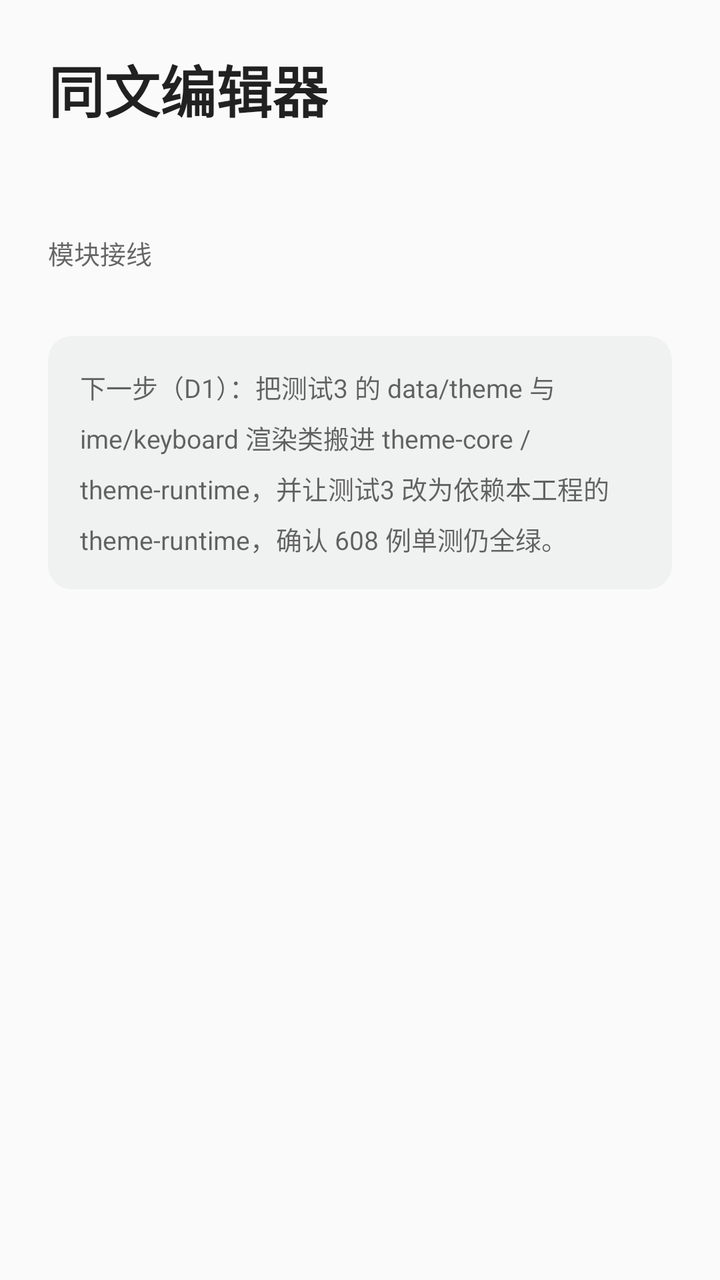
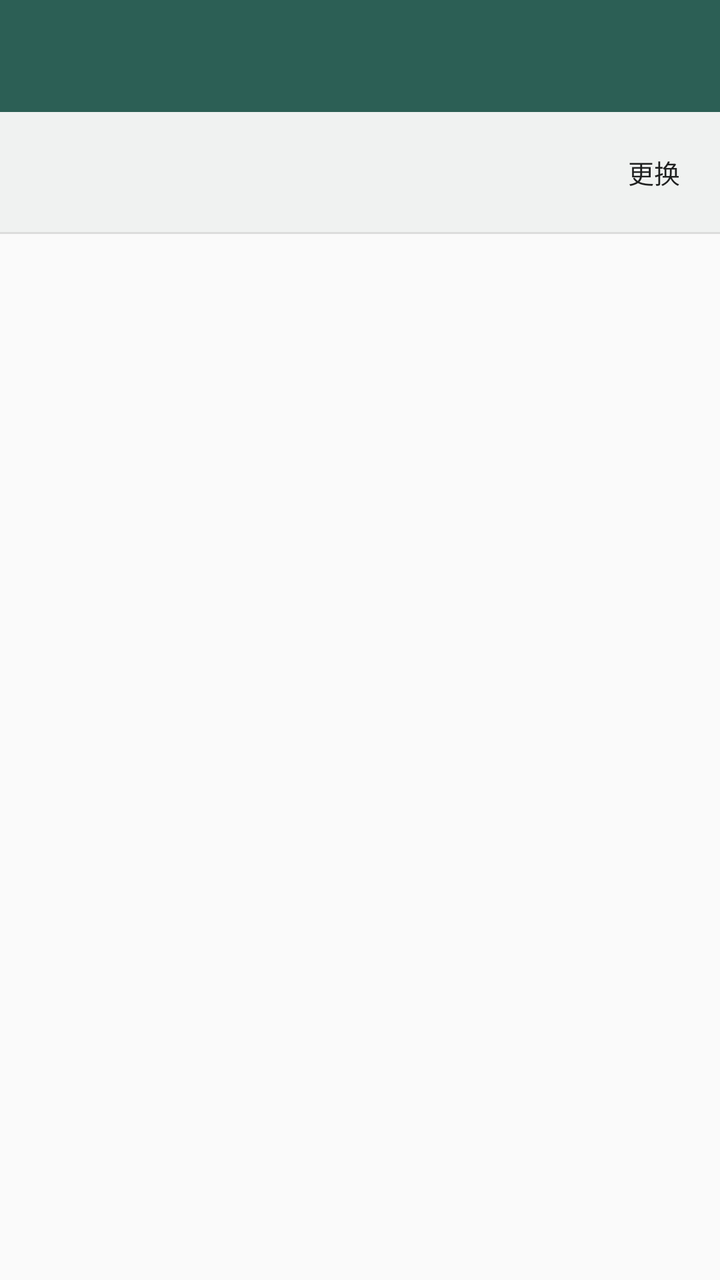

The first picture is an Android layout as it rendered before a commit; the second is the same layout after the commit. The layout source and the unified diff follow.
<!-- AndroidManifest.xml: application theme Theme.TrimeEditor -->
<!-- res/layout/activity_main.xml -->
<?xml version="1.0" encoding="utf-8"?>
<ScrollView xmlns:android="http://schemas.android.com/apk/res/android"
    android:layout_width="match_parent"
    android:layout_height="match_parent"
    android:fillViewport="true">

    <LinearLayout
        android:layout_width="match_parent"
        android:layout_height="wrap_content"
        android:orientation="vertical"
        android:padding="24dp">

        <TextView
            android:layout_width="wrap_content"
            android:layout_height="wrap_content"
            android:text="@string/app_name"
            android:textColor="?android:attr/textColorPrimary"
            android:textSize="28sp"
            android:textStyle="bold" />

        <TextView
            android:id="@+id/version"
            android:layout_width="wrap_content"
            android:layout_height="wrap_content"
            android:layout_marginTop="6dp"
            android:textColor="?android:attr/textColorSecondary"
            android:textSize="13sp" />

        <TextView
            android:layout_width="match_parent"
            android:layout_height="wrap_content"
            android:layout_marginTop="28dp"
            android:text="@string/section_modules"
            android:textColor="?android:attr/textColorSecondary"
            android:textSize="13sp" />

        <LinearLayout
            android:id="@+id/modules"
            android:layout_width="match_parent"
            android:layout_height="wrap_content"
            android:layout_marginTop="4dp"
            android:orientation="vertical" />

        <TextView
            android:layout_width="match_parent"
            android:layout_height="wrap_content"
            android:layout_marginTop="28dp"
            android:background="@drawable/bg_note"
            android:lineSpacingMultiplier="1.35"
            android:padding="16dp"
            android:text="@string/d0_note"
            android:textColor="?android:attr/textColorSecondary"
            android:textSize="13sp" />

    </LinearLayout>

</ScrollView>
<!-- resources referenced by this layout -->
<resources>
  <!-- drawable bg_note (drawable) -->
  <?xml version="1.0" encoding="utf-8"?>
  <shape xmlns:android="http://schemas.android.com/apk/res/android"
      android:shape="rectangle">
      <solid android:color="@color/note_fill" />
      <corners android:radius="12dp" />
  </shape>
  <string name="app_name">同文编辑器</string>
  <string name="d0_note">下一步（D1）：把测试3 的 data/theme 与 ime/keyboard 渲染类搬进 theme-core / theme-runtime，并让测试3 改为依赖本工程的 theme-runtime，确认 608 例单测仍全绿。</string>
  <string name="section_modules">模块接线</string>
  <style name="Theme.TrimeEditor" parent="Theme.AppCompat.DayNight.NoActionBar">
          <item name="colorPrimary">@color/brand_primary</item>
          <item name="colorPrimaryDark">@color/brand_primary_dark</item>
          <item name="colorAccent">@color/brand_accent</item>
      </style>
  <color name="note_fill">#F0F2F1</color>
  <color name="brand_primary">#2C5F55</color>
  <color name="brand_primary_dark">#1F443D</color>
  <color name="brand_accent">#C77B4E</color>
</resources>

<!-- the commit's change to res/layout/activity_main.xml (unified diff, before → after) -->
@@ -1,57 +1,106 @@
 <?xml version="1.0" encoding="utf-8"?>
-<ScrollView xmlns:android="http://schemas.android.com/apk/res/android"
+<LinearLayout xmlns:android="http://schemas.android.com/apk/res/android"
+    xmlns:app="http://schemas.android.com/apk/res-auto"
     android:layout_width="match_parent"
     android:layout_height="match_parent"
-    android:fillViewport="true">
+    android:orientation="vertical">
+
+    <androidx.appcompat.widget.Toolbar
+        android:id="@+id/toolbar"
+        android:layout_width="match_parent"
+        android:layout_height="?attr/actionBarSize"
+        android:background="@color/brand_primary"
+        app:popupTheme="@style/ThemeOverlay.AppCompat.Light"
+        app:theme="@style/ThemeOverlay.AppCompat.Dark.ActionBar" />
 
     <LinearLayout
+        android:id="@+id/dirBar"
         android:layout_width="match_parent"
         android:layout_height="wrap_content"
-        android:orientation="vertical"
-        android:padding="24dp">
+        android:background="@color/note_fill"
+        android:gravity="center_vertical"
+        android:orientation="horizontal"
+        android:paddingStart="20dp"
+        android:paddingTop="6dp"
+        android:paddingEnd="8dp"
+        android:paddingBottom="6dp">
 
         <TextView
+            android:id="@+id/path"
+            android:layout_width="0dp"
+            android:layout_height="wrap_content"
+            android:layout_weight="1"
+            android:ellipsize="middle"
+            android:singleLine="true"
+            android:textColor="?android:attr/textColorSecondary"
+            android:textSize="12sp" />
+
+        <Button
+            android:id="@+id/changeDir"
+            style="?attr/borderlessButtonStyle"
             android:layout_width="wrap_content"
             android:layout_height="wrap_content"
-            android:text="@string/app_name"
-            android:textColor="?android:attr/textColorPrimary"
-            android:textSize="28sp"
-            android:textStyle="bold" />
-
-        <TextView
-            android:id="@+id/version"
-            android:layout_width="wrap_content"
-            android:layout_height="wrap_content"
-            android:layout_marginTop="6dp"
-            android:textColor="?android:attr/textColorSecondary"
-            android:textSize="13sp" />
-
-        <TextView
-            android:layout_width="match_parent"
-            android:layout_height="wrap_content"
-            android:layout_marginTop="28dp"
-            android:text="@string/section_modules"
-            android:textColor="?android:attr/textColorSecondary"
-            android:textSize="13sp" />
-
-        <LinearLayout
-            android:id="@+id/modules"
-            android:layout_width="match_parent"
-            android:layout_height="wrap_content"
-            android:layout_marginTop="4dp"
-            android:orientation="vertical" />
-
-        <TextView
-            android:layout_width="match_parent"
-            android:layout_height="wrap_content"
-            android:layout_marginTop="28dp"
-            android:background="@drawable/bg_note"
-            android:lineSpacingMultiplier="1.35"
-            android:padding="16dp"
-            android:text="@string/d0_note"
-            android:textColor="?android:attr/textColorSecondary"
+            android:minWidth="0dp"
+            android:text="@string/action_change_dir"
             android:textSize="13sp" />
 
     </LinearLayout>
 
-</ScrollView>
+    <View
+        android:layout_width="match_parent"
+        android:layout_height="1dp"
+        android:background="@color/divider" />
+
+    <FrameLayout
+        android:layout_width="match_parent"
+        android:layout_height="0dp"
+        android:layout_weight="1">
+
+        <androidx.recyclerview.widget.RecyclerView
+            android:id="@+id/themes"
+            android:layout_width="match_parent"
+            android:layout_height="match_parent"
+            android:clipToPadding="false"
+            android:paddingBottom="24dp"
+            android:scrollbars="vertical" />
+
+        <LinearLayout
+            android:id="@+id/placeholder"
+            android:layout_width="match_parent"
+            android:layout_height="match_parent"
+            android:gravity="center"
+            android:orientation="vertical"
+            android:paddingStart="40dp"
+            android:paddingEnd="40dp"
+            android:visibility="gone">
+
+            <TextView
+                android:id="@+id/placeholderTitle"
+                android:layout_width="match_parent"
+                android:layout_height="wrap_content"
+                android:gravity="center"
+                android:textColor="?android:attr/textColorPrimary"
+                android:textSize="17sp"
+                android:textStyle="bold" />
+
+            <TextView
+                android:id="@+id/placeholderBody"
+                android:layout_width="match_parent"
+                android:layout_height="wrap_content"
+                android:layout_marginTop="8dp"
+                android:gravity="center"
+                android:lineSpacingMultiplier="1.35"
+                android:textColor="?android:attr/textColorSecondary"
+                android:textSize="13sp" />
+
+            <Button
+                android:id="@+id/placeholderAction"
+                android:layout_width="wrap_content"
+                android:layout_height="wrap_content"
+                android:layout_marginTop="20dp" />
+
+        </LinearLayout>
+
+    </FrameLayout>
+
+</LinearLayout>
<!-- resource entries referenced after the edit -->
@@ -1,22 +1,14 @@
 <!-- resources referenced by this layout -->
 <resources>
-  <!-- drawable bg_note (drawable) -->
-  <?xml version="1.0" encoding="utf-8"?>
-  <shape xmlns:android="http://schemas.android.com/apk/res/android"
-      android:shape="rectangle">
-      <solid android:color="@color/note_fill" />
-      <corners android:radius="12dp" />
-  </shape>
-  <string name="app_name">同文编辑器</string>
-  <string name="d0_note">下一步（D1）：把测试3 的 data/theme 与 ime/keyboard 渲染类搬进 theme-core / theme-runtime，并让测试3 改为依赖本工程的 theme-runtime，确认 608 例单测仍全绿。</string>
-  <string name="section_modules">模块接线</string>
   <style name="Theme.TrimeEditor" parent="Theme.AppCompat.DayNight.NoActionBar">
           <item name="colorPrimary">@color/brand_primary</item>
           <item name="colorPrimaryDark">@color/brand_primary_dark</item>
           <item name="colorAccent">@color/brand_accent</item>
       </style>
   <color name="note_fill">#F0F2F1</color>
+  <string name="action_change_dir">更换</string>
   <color name="brand_primary">#2C5F55</color>
+  <color name="divider">#1F000000</color>
   <color name="brand_primary_dark">#1F443D</color>
   <color name="brand_accent">#C77B4E</color>
 </resources>
